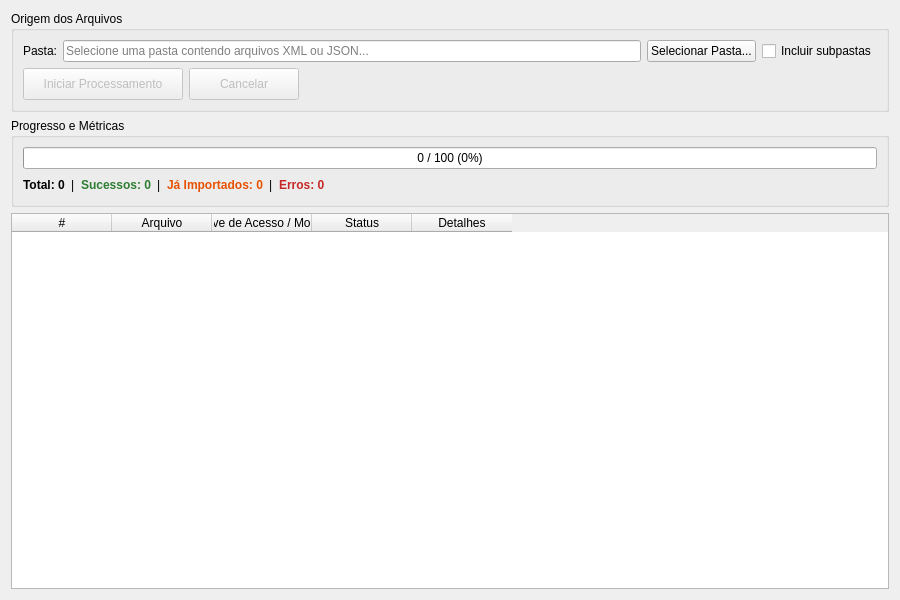
Before: the Qt Designer form client3/src/presentation/views/documentos_fiscais/FormProcessarXml.ui in castorsoft/callisto, drawn with Qt 5.
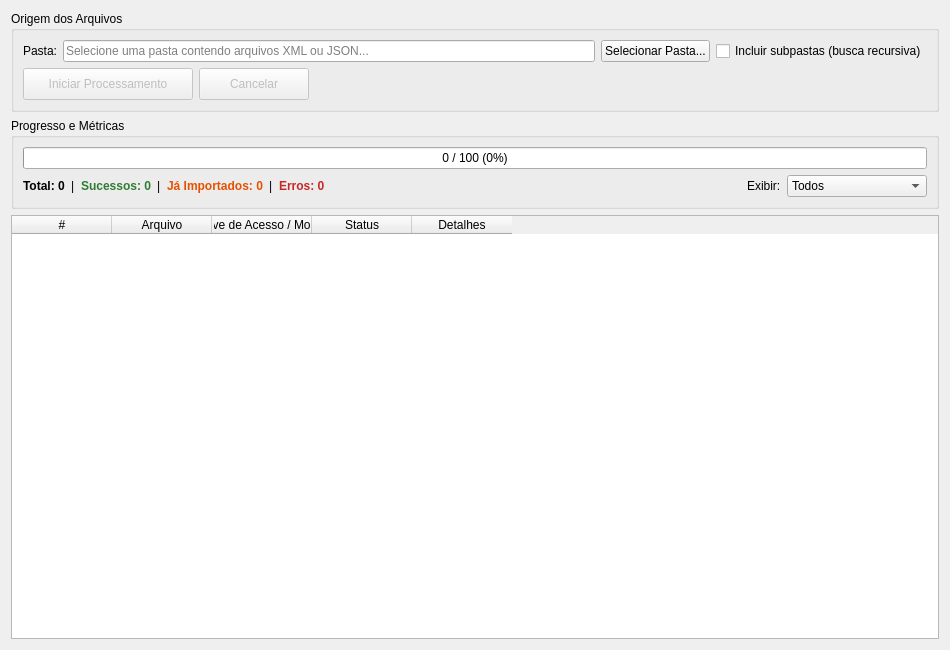
After: the same form once the commit is applied.

Diff of the .ui file:
```diff
--- a/client3/src/presentation/views/documentos_fiscais/FormProcessarXml.ui
+++ b/client3/src/presentation/views/documentos_fiscais/FormProcessarXml.ui
@@ -6,8 +6,8 @@
    <rect>
     <x>0</x>
     <y>0</y>
-    <width>900</width>
-    <height>600</height>
+    <width>950</width>
+    <height>650</height>
    </rect>
   </property>
   <property name="windowTitle">
@@ -49,7 +49,7 @@
         <item>
          <widget class="QCheckBox" name="chkSubpastas">
           <property name="text">
-           <string>Incluir subpastas</string>
+           <string>Incluir subpastas (busca recursiva)</string>
           </property>
          </widget>
         </item>
@@ -64,7 +64,7 @@
           </property>
           <property name="minimumSize">
            <size>
-            <width>160</width>
+            <width>170</width>
             <height>32</height>
            </size>
           </property>
@@ -204,6 +204,48 @@
           </property>
          </spacer>
         </item>
+        <item>
+         <widget class="QLabel" name="lblFiltro">
+          <property name="text">
+           <string>Exibir:</string>
+          </property>
+         </widget>
+        </item>
+        <item>
+         <widget class="QComboBox" name="cbFiltroStatus">
+          <property name="minimumSize">
+           <size>
+            <width>140</width>
+            <height>0</height>
+           </size>
+          </property>
+          <item>
+           <property name="text">
+            <string>Todos</string>
+           </property>
+          </item>
+          <item>
+           <property name="text">
+            <string>Pendentes</string>
+           </property>
+          </item>
+          <item>
+           <property name="text">
+            <string>Sucessos</string>
+           </property>
+          </item>
+          <item>
+           <property name="text">
+            <string>Já Importados</string>
+           </property>
+          </item>
+          <item>
+           <property name="text">
+            <string>Erros</string>
+           </property>
+          </item>
+         </widget>
+        </item>
        </layout>
       </item>
      </layout>
```
Left out of the diff: 2 changed lines with no effect on the pictures.
